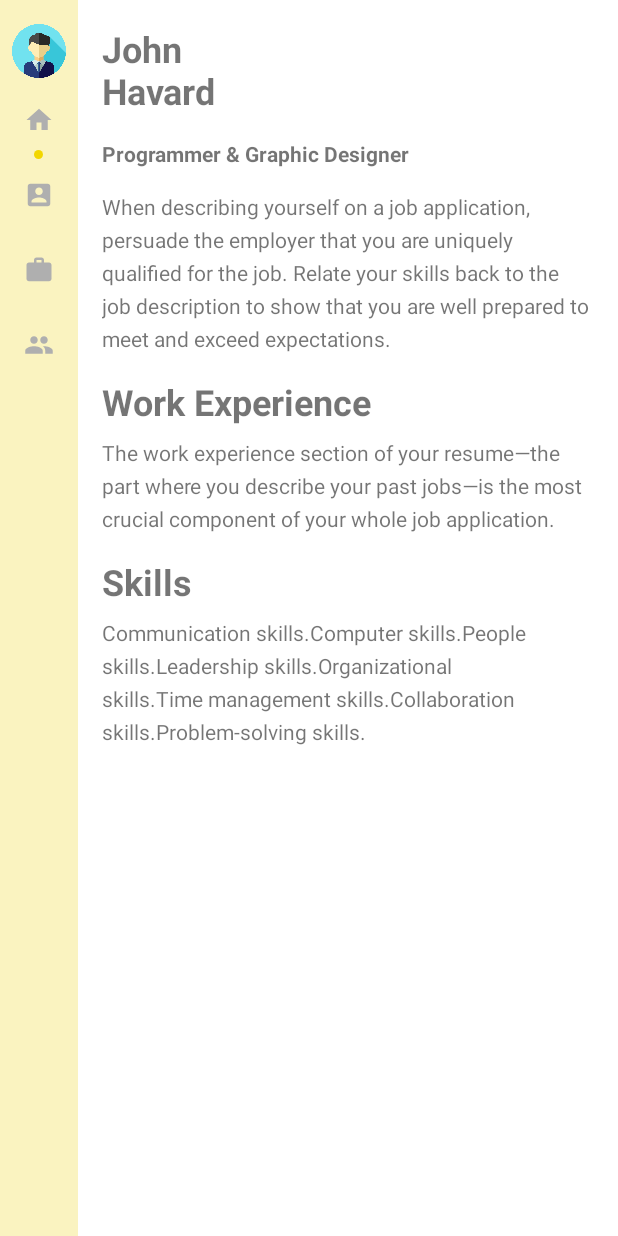
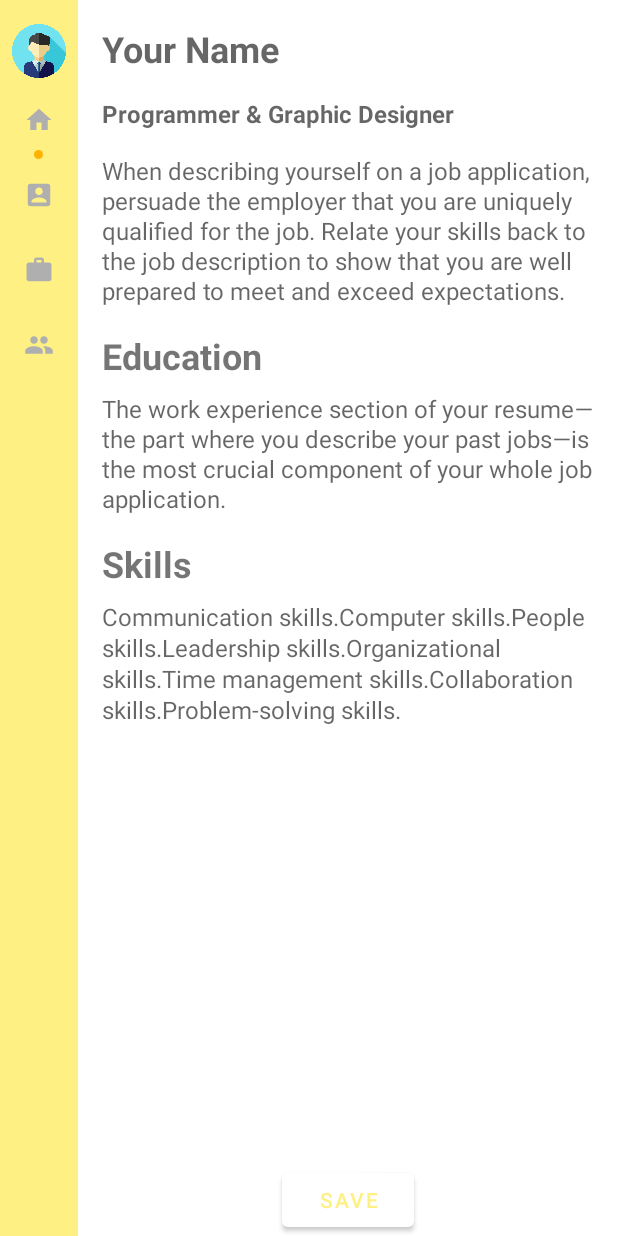
Before and after one commit to DSCKGEC/Resumie, an Android app: the screen it shows after launch (MainActivity), on a phone screen of 412 x 824 dp. Run offline under Robolectric (Android 15) with nearby library versions, the phone set to English and light mode, and no system bars.

Commit message:
Made few changes in the icon and values folder

```diff
--- a/app/build.gradle
+++ b/app/build.gradle
@@ -34,6 +34,8 @@ dependencies {
     implementation 'com.google.android.material:material:1.3.0'
     implementation 'androidx.constraintlayout:constraintlayout:2.0.4'
     implementation 'androidx.legacy:legacy-support-v4:1.0.0'
+    implementation 'androidx.lifecycle:lifecycle-livedata-ktx:2.3.1'
+    implementation 'androidx.lifecycle:lifecycle-viewmodel-ktx:2.3.1'
     testImplementation 'junit:junit:4.+'
     androidTestImplementation 'androidx.test.ext:junit:1.1.2'
     androidTestImplementation 'androidx.test.espresso:espresso-core:3.3.0'
--- a/app/src/main/java/com/example/resumie/CV/CVFragment.java
+++ b/app/src/main/java/com/example/resumie/CV/CVFragment.java
@@ -34,13 +34,11 @@ public class CVFragment extends Fragment {
         recyclerView = view.findViewById(R.id.recyclerview_cv);
 
         items=new ArrayList<>();
-        items.add(new CVitem("Date1",getString(R.string.skill_despcription)));
-        items.add(new CVitem("Date2",getString(R.string.skill_despcription)));
-        items.add(new CVitem("Date3",getString(R.string.skill_despcription)));
-        items.add(new CVitem("Date4",getString(R.string.skill_despcription)));
-        items.add(new CVitem("Date5",getString(R.string.skill_despcription)));
-        items.add(new CVitem("Date6",getString(R.string.skill_despcription)));
-        items.add(new CVitem("Date7",getString(R.string.skill_despcription)));
+        items.add(new CVitem(getString(R.string.senior_web_developer),getString(R.string.text2)));
+        items.add(new CVitem(getString(R.string.senior_web_developer),getString(R.string.text2)));
+        items.add(new CVitem(getString(R.string.senior_web_developer),getString(R.string.text2)));
+        items.add(new CVitem(getString(R.string.senior_web_developer),getString(R.string.text2)));
+        items.add(new CVitem(getString(R.string.senior_web_developer),getString(R.string.text2)));
 
         cvAdapter=new CVAdapter(items);
         recyclerView.setLayoutManager(new LinearLayoutManager((getContext())));
--- a/app/src/main/java/com/example/resumie/home/HomeFragment.java
+++ b/app/src/main/java/com/example/resumie/home/HomeFragment.java
@@ -1,9 +1,16 @@
+
 package com.example.resumie.home;
 
+import android.content.Context;
 import android.os.Bundle;
 import android.view.LayoutInflater;
 import android.view.View;
 import android.view.ViewGroup;
+
+import android.widget.Button;
+import android.widget.EditText;
+import android.widget.TextView;
+import android.widget.Toast;
 
 import androidx.annotation.NonNull;
 import androidx.annotation.Nullable;
@@ -11,11 +18,49 @@ import androidx.fragment.app.Fragment;
 
 import com.example.resumie.R;
 
+import static android.view.View.GONE;
+import static android.view.View.VISIBLE;
+
 public class HomeFragment extends Fragment {
+
+    EditText name,designation,selfdescription,edudescription,skilldescription;
+    TextView diffname,diffdesignation;
+    Button button;
 
     @Nullable
     @Override
     public View onCreateView(@NonNull LayoutInflater inflater, @Nullable ViewGroup container, @Nullable Bundle savedInstanceState) {
-        return inflater.inflate(R.layout.fragment_home,container,false);
+        View view = inflater.inflate(R.layout.fragment_home,container,false);
+        button=view.findViewById(R.id.button);
+        name=view.findViewById(R.id.name);
+        diffname=view.findViewById(R.id.diffname);
+        designation=view.findViewById(R.id.designation);
+        diffdesignation=view.findViewById(R.id.diffdesignation);
+        selfdescription=view.findViewById(R.id.self_description);
+        edudescription=view.findViewById(R.id.edu_description);
+        skilldescription=view.findViewById(R.id.skill_description);
+
+        button.setOnClickListener(new View.OnClickListener(){
+            @Override
+            public void onClick(View v) {
+                update();
+                Toast.makeText(getActivity(),"Saved", Toast.LENGTH_SHORT).show();
+            }
+
+            private void update() {
+                name.setVisibility(GONE);
+                edudescription.setVisibility(GONE);
+                designation.setVisibility(GONE);
+                skilldescription.setVisibility(GONE);
+                selfdescription.setVisibility(GONE);
+                button.setVisibility(GONE);
+                diffname.setText(name.getText());
+                diffname.setVisibility(VISIBLE);
+                diffdesignation.setText(designation.getText());
+                diffdesignation.setVisibility(VISIBLE);
+                //more to add for other things as well.
+            }
+        });
+        return view;
     }
 }
--- a/app/src/main/res/drawable/oval.xml
+++ b/app/src/main/res/drawable/oval.xml
@@ -1,4 +1,4 @@
 <?xml version="1.0" encoding="utf-8"?>
 <shape android:shape="oval" xmlns:android="http://schemas.android.com/apk/res/android">
-<solid android:color="#F2D600"/>
+<solid android:color="#FFB300"/>
 </shape>
--- a/app/src/main/res/layout/activity_splash.xml
+++ b/app/src/main/res/layout/activity_splash.xml
@@ -8,8 +8,8 @@
 
     <ImageView
         android:id="@+id/imageView3"
-        android:layout_width="100dp"
-        android:layout_height="100dp"
+        android:layout_width="200dp"
+        android:layout_height="200dp"
         android:layout_marginStart="155dp"
         android:layout_marginTop="300dp"
         android:layout_marginEnd="155dp"
--- a/app/src/main/res/layout/fragment_home.xml
+++ b/app/src/main/res/layout/fragment_home.xml
@@ -1,83 +1,123 @@
 <?xml version="1.0" encoding="utf-8"?>
-<androidx.constraintlayout.widget.ConstraintLayout
-    xmlns:android="http://schemas.android.com/apk/res/android"
+<ScrollView xmlns:android="http://schemas.android.com/apk/res/android"
     xmlns:app="http://schemas.android.com/apk/res-auto"
     xmlns:tools="http://schemas.android.com/tools"
     android:layout_width="match_parent"
     android:layout_height="match_parent"
+    android:fillViewport="true">
+
+<androidx.constraintlayout.widget.ConstraintLayout
+    android:layout_width="match_parent"
+    android:layout_height="wrap_content"
     android:background="@color/white">
 
+
     <TextView
-        android:id="@+id/textView"
+        android:id="@+id/diffname"
         android:layout_width="wrap_content"
         android:layout_height="wrap_content"
         android:layout_marginStart="16dp"
         android:layout_marginTop="16dp"
-        android:text="@string/name"
+        android:textSize="24sp"
+        android:textStyle="bold"
+        app:layout_constraintStart_toStartOf="parent"
+        app:layout_constraintTop_toTopOf="parent"
+        android:visibility="gone"/>
+
+    <EditText
+        android:background="@null"
+        android:id="@+id/name"
+        android:layout_width="wrap_content"
+        android:layout_height="wrap_content"
+        android:layout_marginStart="16dp"
+        android:layout_marginTop="16dp"
+        android:hint="@string/your_name"
+        android:inputType="text"
         android:textSize="24sp"
         android:textStyle="bold"
         app:layout_constraintStart_toStartOf="parent"
         app:layout_constraintTop_toTopOf="parent" />
 
     <TextView
-        android:id="@+id/textView2"
+        android:id="@+id/diffdesignation"
+        android:textSize="16sp"
         android:layout_width="wrap_content"
         android:layout_height="wrap_content"
         android:layout_marginStart="16dp"
         android:layout_marginTop="16dp"
         android:layout_marginEnd="8dp"
-        android:text="@string/job_name"
         android:textStyle="bold"
         app:layout_constraintEnd_toEndOf="parent"
         app:layout_constraintHorizontal_bias="0.0"
         app:layout_constraintStart_toStartOf="parent"
-        app:layout_constraintTop_toBottomOf="@+id/textView" />
+        app:layout_constraintTop_toBottomOf="@+id/diffname"
+        android:visibility="gone"/>
 
-    <TextView
-        android:id="@+id/textView3"
+    <EditText
+        android:background="@null"
+        android:id="@+id/designation"
+        android:textSize="16sp"
+        android:layout_width="wrap_content"
+        android:layout_height="wrap_content"
+        android:layout_marginStart="16dp"
+        android:layout_marginTop="16dp"
+        android:layout_marginEnd="8dp"
+        android:textStyle="bold"
+        android:inputType="text"
+        app:layout_constraintEnd_toEndOf="parent"
+        app:layout_constraintHorizontal_bias="0.0"
+        app:layout_constraintStart_toStartOf="parent"
+        app:layout_constraintTop_toBottomOf="@+id/name"
+        android:hint="@string/job_name" />
+
+    <EditText
+        android:textSize="16dp"
+        android:background="@null"
+        android:id="@+id/self_description"
         android:layout_width="0dp"
         android:layout_height="wrap_content"
         android:layout_marginStart="16dp"
         android:layout_marginTop="16dp"
         android:layout_marginEnd="16dp"
-        android:lineSpacingExtra="6sp"
-
-        android:text="@string/text1"
+        android:lineSpacingExtra="1sp"
+        android:hint="@string/text1"
         app:layout_constraintEnd_toEndOf="parent"
         app:layout_constraintStart_toStartOf="parent"
-        app:layout_constraintTop_toBottomOf="@+id/textView2" />
+        app:layout_constraintTop_toBottomOf="@+id/designation" />
 
     <TextView
-        android:id="@+id/textView4"
+        android:id="@+id/education"
         android:layout_width="wrap_content"
         android:layout_height="wrap_content"
         android:layout_marginStart="16dp"
         android:layout_marginTop="16dp"
         android:layout_marginEnd="8dp"
-        android:text="@string/work_experience"
+        android:text="@string/education"
         android:textSize="24sp"
         android:textStyle="bold"
         app:layout_constraintEnd_toEndOf="parent"
         app:layout_constraintHorizontal_bias="0.0"
         app:layout_constraintStart_toStartOf="parent"
-        app:layout_constraintTop_toBottomOf="@+id/textView3" />
+        app:layout_constraintTop_toBottomOf="@+id/self_description" />
 
-    <TextView
-        android:id="@+id/textView5"
+    <EditText
+        android:background="@null"
+        android:id="@+id/edu_description"
         android:layout_width="0dp"
         android:layout_height="wrap_content"
         android:layout_marginStart="16dp"
         android:layout_marginTop="8dp"
         android:layout_marginEnd="16dp"
-        android:lineSpacingExtra="6sp"
-        android:text="@string/text2"
+        android:textSize="16dp"
+        android:lineSpacingExtra="1sp"
+        android:hint="@string/text2"
         app:layout_constraintEnd_toEndOf="parent"
         app:layout_constraintHorizontal_bias="0.0"
         app:layout_constraintStart_toStartOf="parent"
-        app:layout_constraintTop_toBottomOf="@+id/textView4" />
+        app:layout_constraintTop_toBottomOf="@+id/education" />
 
     <TextView
-        android:id="@+id/textView6"
+        android:id="@+id/skills"
         android:layout_width="wrap_content"
         android:layout_height="wrap_content"
         android:layout_marginStart="16dp"
@@ -88,19 +128,33 @@
         app:layout_constraintEnd_toEndOf="parent"
         app:layout_constraintHorizontal_bias="0.0"
         app:layout_constraintStart_toStartOf="parent"
-        app:layout_constraintTop_toBottomOf="@+id/textView5" />
+        app:layout_constraintTop_toBottomOf="@+id/edu_description" />
 
-    <TextView
-        android:id="@+id/textView7"
+    <EditText
+        android:background="@null"
+        android:id="@+id/skill_description"
         android:layout_width="0dp"
         android:layout_height="wrap_content"
         android:layout_marginStart="16dp"
         android:layout_marginTop="8dp"
         android:layout_marginEnd="16dp"
-        android:lineSpacingExtra="6sp"
-        android:text="@string/skill_despcription"
+        android:lineSpacingExtra="2sp"
+        android:textSize="16dp"
+        android:hint="@string/skill_despcription"
         app:layout_constraintEnd_toEndOf="parent"
         app:layout_constraintStart_toStartOf="parent"
-        app:layout_constraintTop_toBottomOf="@+id/textView6" />
+        app:layout_constraintTop_toBottomOf="@+id/skills" />
+
+    <Button
+        android:id="@+id/button"
+        android:layout_width="wrap_content"
+        android:layout_height="wrap_content"
+        android:text="@string/save"
+        app:layout_constraintBottom_toBottomOf="parent"
+        app:layout_constraintEnd_toEndOf="parent"
+        app:layout_constraintStart_toStartOf="parent"
+        android:textColor="@color/my_yellow"/>
+
 
 </androidx.constraintlayout.widget.ConstraintLayout>
+</ScrollView>
--- a/app/src/main/res/layout/item_cv.xml
+++ b/app/src/main/res/layout/item_cv.xml
@@ -31,17 +31,21 @@
         app:layout_constraintStart_toStartOf="@id/imageView"
         app:layout_constraintTop_toBottomOf="@id/imageView" />
 
-    <TextView
-        android:textStyle="bold"
+    <EditText
+        android:background="@null"
         android:id="@+id/cv_title"
         android:layout_width="wrap_content"
         android:layout_height="wrap_content"
         android:layout_marginStart="16dp"
-        android:text="@string/work_experience"
+        android:hint="@string/senior_web_developer"
+        android:textStyle="bold"
+        android:inputType="text"
         app:layout_constraintStart_toEndOf="@+id/imageView"
         app:layout_constraintTop_toTopOf="parent" />
 
-    <TextView
+    <EditText
+        android:background="@null"
+        android:textSize="16dp"
         android:id="@+id/cv_description"
         android:layout_width="0dp"
         android:layout_height="wrap_content"
@@ -49,9 +53,9 @@
         android:layout_marginTop="16dp"
         android:layout_marginEnd="8dp"
         android:layout_marginBottom="8dp"
-        android:lineSpacingExtra="6sp"
+        android:lineSpacingExtra="1sp"
         android:padding="8dp"
-        android:text="@string/text2"
+        android:hint="@string/text2"
         app:layout_constraintBottom_toBottomOf="parent"
         app:layout_constraintEnd_toEndOf="parent"
         app:layout_constraintStart_toEndOf="@+id/imageView"
--- a/app/src/main/res/values/colors.xml
+++ b/app/src/main/res/values/colors.xml
@@ -9,10 +9,10 @@
     <color name="white">#FFFFFFFF</color>
     <color name="background_light">#FFFFFF</color>
     <color name="tint">#FFFFFFFF</color>
-    <color name="nav_selected">#FDD77C</color>
+    <color name="nav_selected">#FB8C00</color>
     <color name="card_background">#FBFBFBFB</color>
     <color name="cv_line">#E0E0E0</color>
     <color name="light_menu_icon">#AFAFAF</color>
-    <color name="my_yellow">#FAF3C0</color>
+    <color name="my_yellow">#FFF083</color>
 
 </resources>
--- a/app/src/main/res/values/strings.xml
+++ b/app/src/main/res/values/strings.xml
@@ -23,4 +23,8 @@
     <string name="menu_selected">menu selected</string>
     <string name="profile_icon">profile icon</string>
     <string name="app_icon">app icon</string>
+    <string name="your_name">Your Name</string>
+    <string name="education">Education</string>
+    <string name="senior_web_developer">Senior Web Developer</string>
+    <string name="save">SAVE</string>
 </resources>
```
